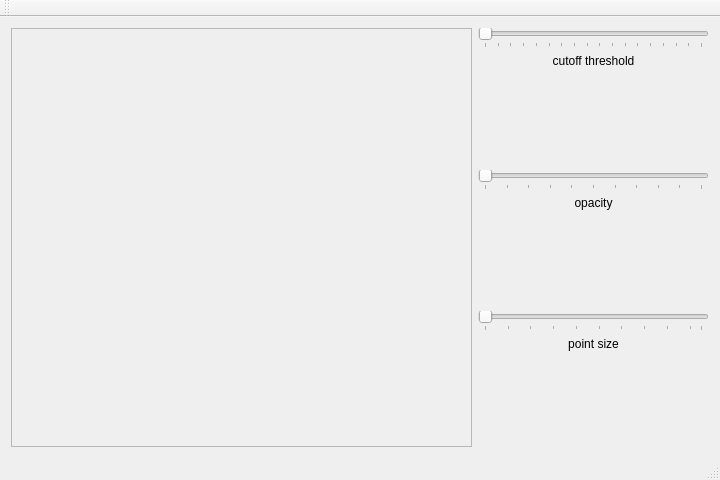
Before: the Qt Designer form application/MainWindow.ui in dben1182/vtk_visualization, drawn with Qt 5.
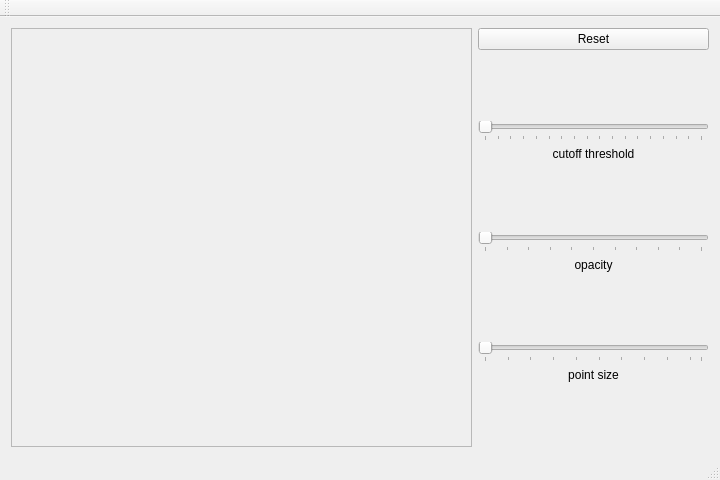
After: the same form once the commit is applied.

Commit message: Added Reset Button: WORKS

Diff of the .ui file:
```diff
--- a/application/MainWindow.ui
+++ b/application/MainWindow.ui
@@ -17,6 +17,26 @@
    <layout class="QGridLayout" name="gridLayout" columnstretch="2,1">
     <item row="1" column="1">
      <layout class="QVBoxLayout" name="verticalLayout">
+      <item>
+       <widget class="QPushButton" name="reset_button">
+        <property name="text">
+         <string>Reset</string>
+        </property>
+       </widget>
+      </item>
+      <item>
+       <spacer name="verticalSpacer_4">
+        <property name="orientation">
+         <enum>Qt::Orientation::Vertical</enum>
+        </property>
+        <property name="sizeHint" stdset="0">
+         <size>
+          <width>20</width>
+          <height>40</height>
+         </size>
+        </property>
+       </spacer>
+      </item>
       <item>
        <widget class="QSlider" name="cutoff_threshold_slider">
         <property name="maximum">
@@ -67,6 +87,9 @@
         <property name="tickPosition">
          <enum>QSlider::TickPosition::TicksBelow</enum>
         </property>
+        <property name="tickInterval">
+         <number>10</number>
+        </property>
        </widget>
       </item>
       <item>
```
The commit also changes 2 other files.
